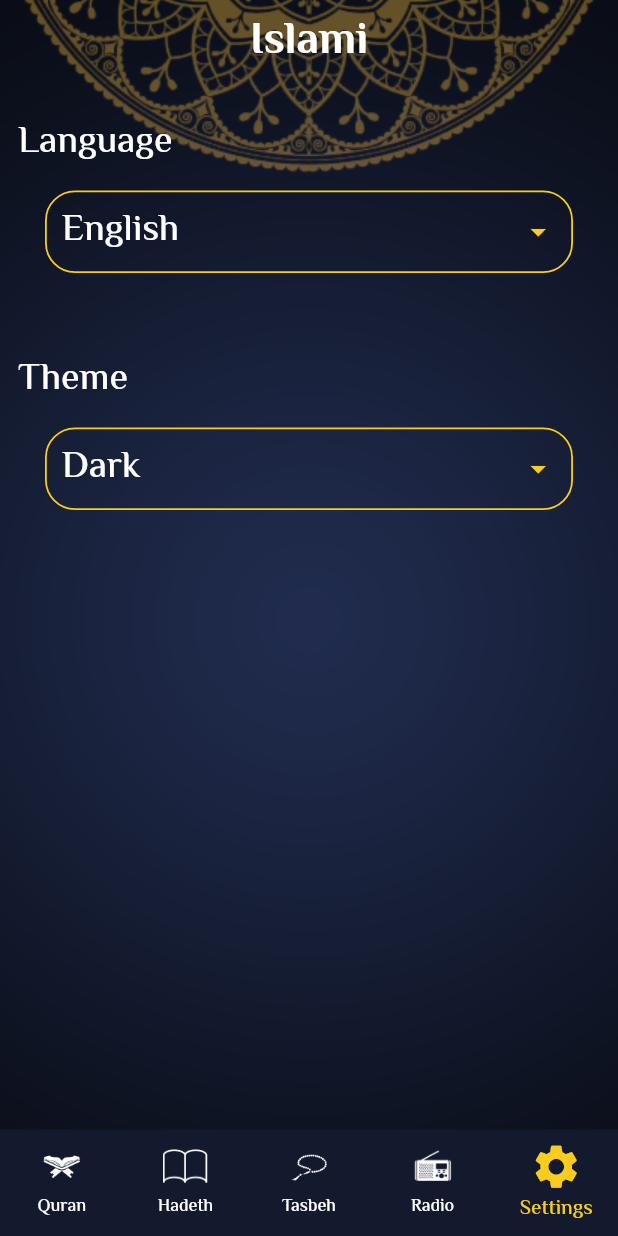
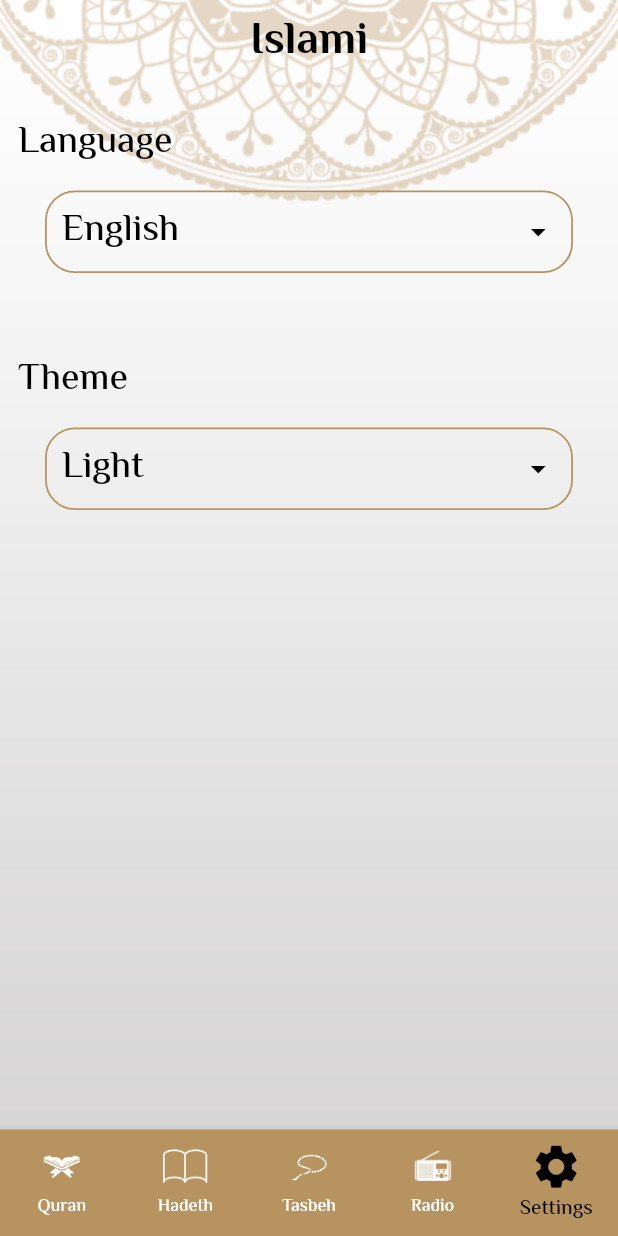
Before and after one commit to mariamsakr872/islami_app, a Flutter app: the screen it shows after launch, item 5 of the bottom bar chosen, on a phone screen of 412 x 824 dp. Run offline on Flutter 3.47's test engine with Material 2 defaults, Android fonts, the phone set to English and light mode, and no system bars; our stand-ins replace font_awesome_flutter, google_fonts; generated files the repository leaves out were written again.

Commit message:
end setting view end the application

```diff
--- a/lib/app_provider.dart
+++ b/lib/app_provider.dart
@@ -1,7 +1,7 @@
 import 'package:flutter/material.dart';
 
 class AppProvider extends ChangeNotifier {
-  ThemeMode currentTheme = ThemeMode.dark;
+  ThemeMode currentTheme = ThemeMode.light;
   String currentLocale = "en";
 
   changeTheme(ThemeMode newTheme) {
--- a/lib/modules/settings/widget/setting_widget.dart
+++ b/lib/modules/settings/widget/setting_widget.dart
@@ -38,7 +38,7 @@ class SettingWidget extends StatelessWidget {
               decoration: BoxDecoration(
                 borderRadius: BorderRadius.circular(20),
                 border: Border.all(
-                  color: theme.colorScheme.onSecondary,
+                  color: theme.colorScheme.secondary,
                   width: 1.2,
                 ),
               ),
```
